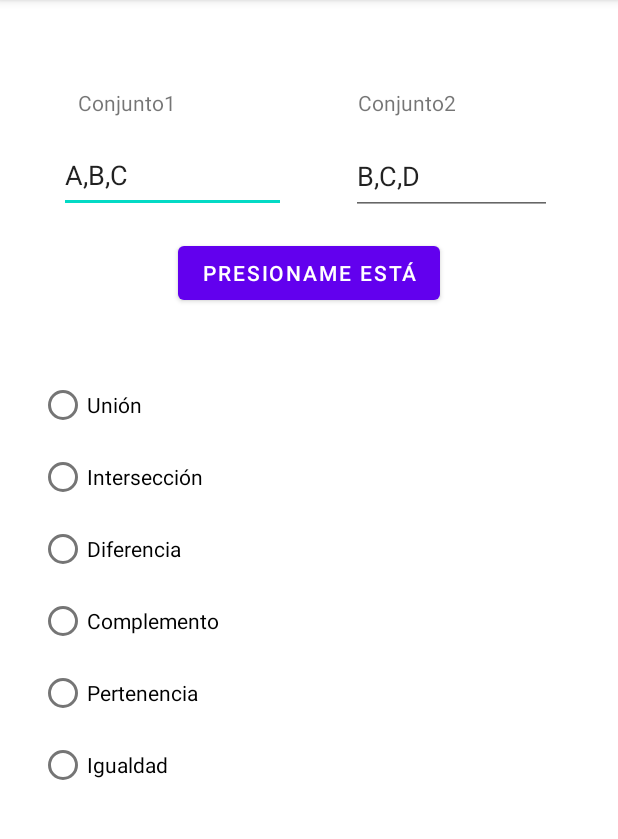
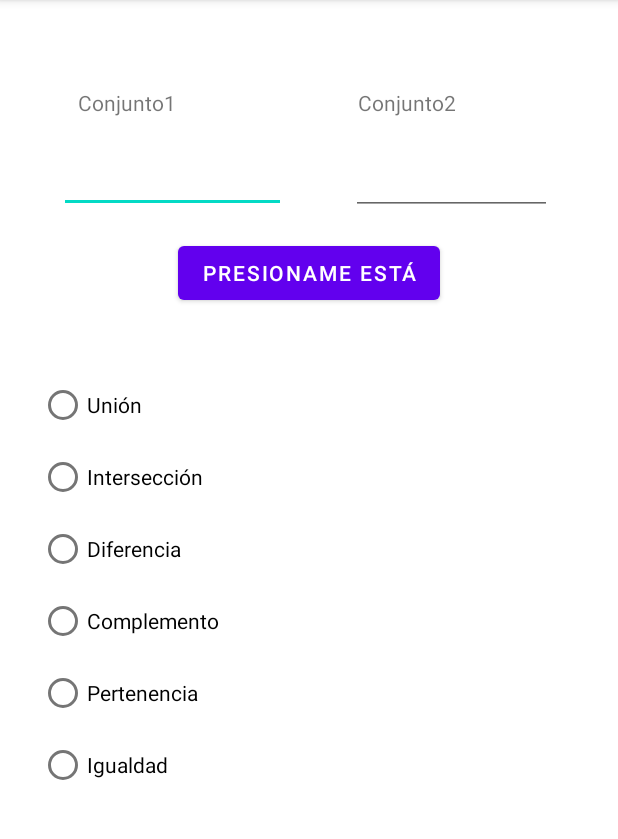
Before and after one commit to xXCassX/ProyectoU3, an Android app: the screen it shows after launch (MainActivity), on a phone screen of 412 x 824 dp, the part 84-923 px from its top. Run offline under Robolectric (Android 15) with nearby library versions, the phone set to English and light mode, and no system bars.

Commit message:
Update activity_main.xml

```diff
--- a/app/src/main/res/layout/activity_main.xml
+++ b/app/src/main/res/layout/activity_main.xml
@@ -33,8 +33,6 @@
         android:layout_height="50dp"
         android:layout_marginTop="92dp"
         android:ems="10"
-        android:inputType="textPersonName"
-        android:text="A,B,C"
         app:layout_constraintEnd_toStartOf="@+id/c2"
         app:layout_constraintHorizontal_bias="0.477"
         app:layout_constraintStart_toStartOf="parent"
@@ -47,8 +45,6 @@
         android:layout_marginTop="92dp"
         android:layout_marginEnd="44dp"
         android:ems="10"
-        android:inputType="textPersonName"
-        android:text="B,C,D"
         app:layout_constraintEnd_toEndOf="parent"
         app:layout_constraintTop_toTopOf="parent" />
 
@@ -111,10 +107,11 @@
 
     <TextView
         android:id="@+id/resultados"
-        android:layout_width="251dp"
-        android:layout_height="57dp"
+        android:layout_width="270dp"
+        android:layout_height="79dp"
         android:layout_marginTop="44dp"
         app:layout_constraintEnd_toEndOf="parent"
+        app:layout_constraintHorizontal_bias="0.496"
         app:layout_constraintStart_toStartOf="parent"
         app:layout_constraintTop_toBottomOf="@+id/gruporadio" />
 
```
